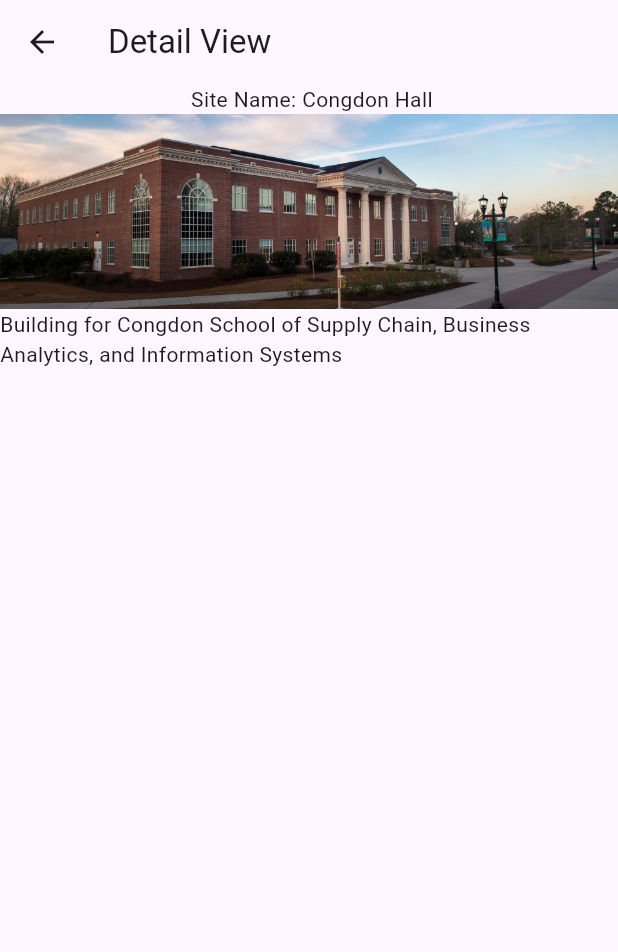
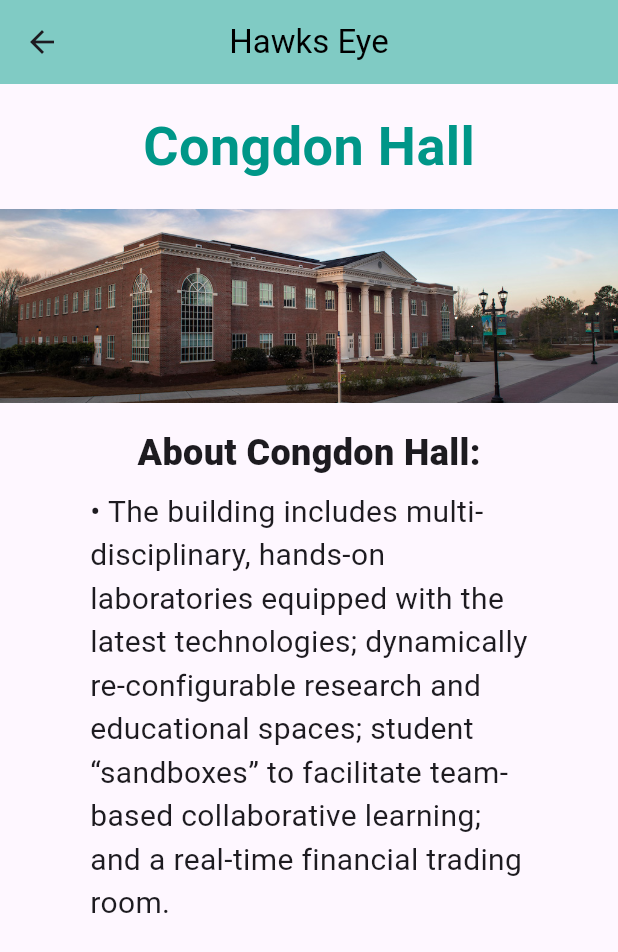
Before and after one commit to WillssEdgar/UNCW_Sites, a Flutter app: the _DetailScreen screen opened directly with sample values from the repository, on a phone screen of 412 x 824 dp. Shown: the top 952 px of the screen. Run offline on Flutter 3.47's test engine with Material 3 defaults, Android fonts, the phone set to English and light mode, and no system bars.

Commit message:
styling edits

```diff
--- a/lib/Screens/map.dart
+++ b/lib/Screens/map.dart
@@ -30,7 +30,7 @@ class _MapState extends State<Map> {
               ),
               trailing: IconButton(
                 icon: const Icon(
-                  Icons.more_vert,
+                  Icons.play_arrow_rounded,
                   color: Colors.teal,
                 ),
                 onPressed: () {
@@ -57,14 +57,36 @@ class _DetailScreen extends StatelessWidget {
   Widget build(BuildContext context) {
     return Scaffold(
       appBar: AppBar(
-        title: const Text("Detail View"),
-      ),
-      body: Center(
+          title: const Text(
+            'Hawks Eye',
+            style: TextStyle(color: Colors.black),
+          ),
+          backgroundColor: Colors.teal[200],
+          centerTitle: true),
+      body: SingleChildScrollView(
         child: Column(
           children: [
-            Text(" Site Name: ${site.name}"),
+            Padding(
+                padding: const EdgeInsets.all(16),
+                child: Text((site.name),
+                    style: const TextStyle(
+                        color: Colors.teal,
+                        fontSize: 36,
+                        fontWeight: FontWeight.bold))),
             Image.asset(site.image),
-            Text(site.description)
+            Padding(
+                padding: const EdgeInsets.only(top: 16.0, bottom: 8.0),
+                child: Text(
+                  'About ${site.name}:',
+                  style: const TextStyle(
+                      fontSize: 24, fontWeight: FontWeight.w900),
+                )),
+            Padding(
+              padding:
+                  const EdgeInsets.only(left: 60.0, right: 60.0, bottom: 30.0),
+              child: Text('\u2022 ${site.description}',
+                  style: const TextStyle(fontSize: 20)),
+            )
           ],
         ),
       ),
--- a/lib/site_class.dart
+++ b/lib/site_class.dart
@@ -21,29 +21,32 @@ class SiteData {
     const Site(
         name: "Congdon Hall",
         description:
-            "Building for Congdon School of Supply Chain, Business Analytics, and Information Systems",
+            "The building includes multi-disciplinary, hands-on laboratories equipped with the latest technologies; dynamically re-configurable research and educational spaces; student “sandboxes” to facilitate team-based collaborative learning; and a real-time financial trading room.",
         image: "assets/images/congdon-hall.jpeg"),
     const Site(
         name: "Sartarelli Hall",
-        description: "Building for Mathematics",
+        description:
+            "Formerly known as Osprey Hall, Sartarelli Hall was recently renovated with new environmentally friendly lighting and technologial advances and is home to multiple univesrity departments.",
         image: "assets/images/sartarelli.jpeg"),
     const Site(
         name: "Randall Library",
-        description: "Student library with art galleries and study spaced",
+        description:
+            "Randall Library is named in honor of Dr. William Madison Randall, third president of Wilmington College. It has seating for approximately 1,000 persons and nearly two million items in various formats.",
         image: "assets/images/randall.jpeg"),
     const Site(
         name: "Fisher University Union",
         description:
-            "Center for many Campus Life activies, offices, and resturants",
+            "One of the Campus Life facilities that offers a variety of resources, spaces and services to meet the needs of the campus community, including several university departments, campus dining locations, and community services such as the passport office and U.S. Postal Service.",
         image: "assets/images/fisher.jpeg"),
     const Site(
         name: "Trask Coliseum",
         description:
-            "Serves as home floor for men's and women's basketball teams",
+            "Trask Coliseum is named for Raiford G. Trask, benefactor and former Trustee of Wilmington College. It serves as home floor for men's and women's basketball teams.",
         image: "assets/images/trask.jpeg"),
     const Site(
         name: "Kenan Auditorium",
-        description: "Largest performing arts venue on campus",
+        description:
+            "Kenan Auditorium is named in honor of Mrs. Sarah Graham Kenan, Wilmington philanthropist and benefactor of Wilmington College. It is the largest performing arts venue on campus.",
         image: "assets/images/kenan.webp")
   ];
 }
```
Also changed, not shown: assets/images/congdon-hall.jpeg, assets/images/congdon.jpeg (deleted), assets/images/fisher.jpeg.
